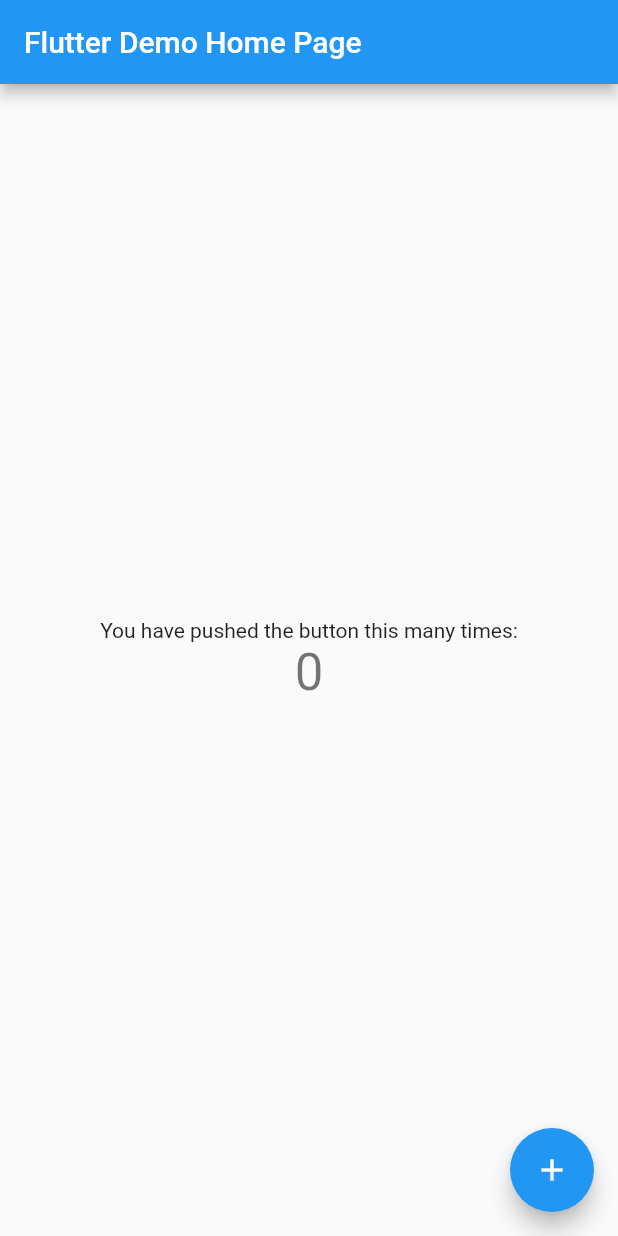
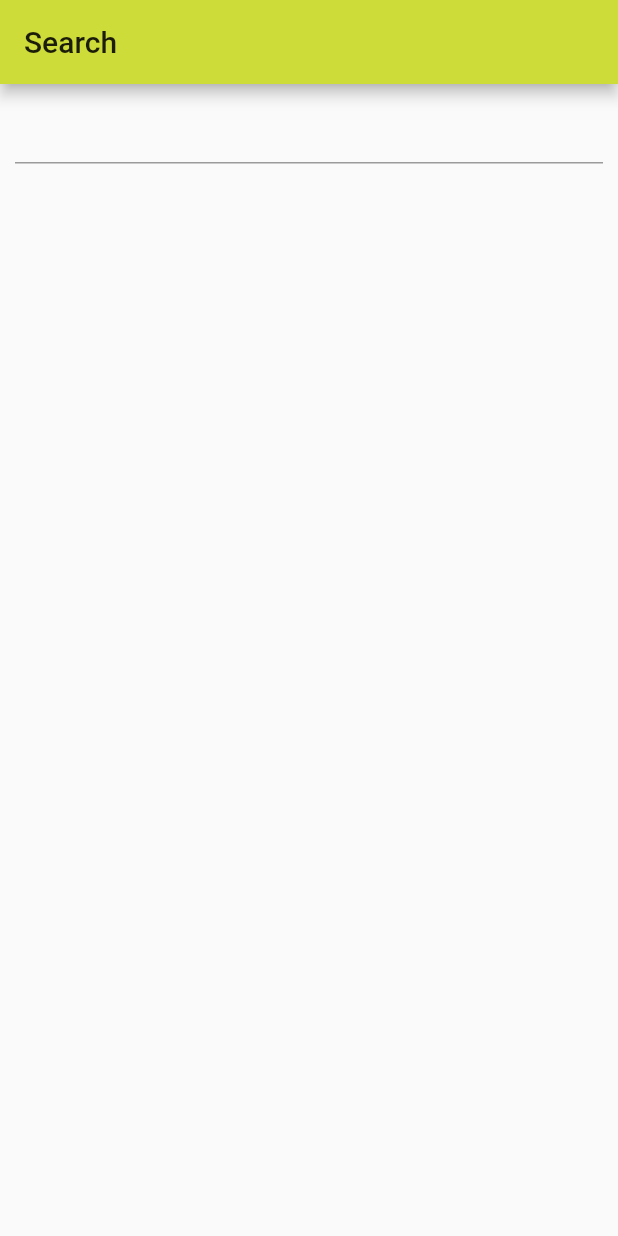
Before and after one commit to gianlucaparadise/lyrikator-mobapp, a Flutter app: the screen it shows after launch, on a phone screen of 412 x 824 dp. Run offline on Flutter 3.47's test engine with Material 2 defaults, Android fonts, the phone set to English and light mode, and no system bars.

Commit message:
Added simple searchbar

```diff
--- a/lib/main.dart
+++ b/lib/main.dart
@@ -1,111 +1,17 @@
 import 'package:flutter/material.dart';
+import 'package:lyrikator/routes/SearchRoute.dart';
 
 void main() => runApp(MyApp());
 
 class MyApp extends StatelessWidget {
-  // This widget is the root of your application.
   @override
   Widget build(BuildContext context) {
     return MaterialApp(
-      title: 'Flutter Demo',
+      title: 'Lyrikator',
       theme: ThemeData(
-        // This is the theme of your application.
-        //
-        // Try running your application with "flutter run". You'll see the
-        // application has a blue toolbar. Then, without quitting the app, try
-        // changing the primarySwatch below to Colors.green and then invoke
-        // "hot reload" (press "r" in the console where you ran "flutter run",
-        // or simply save your changes to "hot reload" in a Flutter IDE).
-        // Notice that the counter didn't reset back to zero; the application
-        // is not restarted.
-        primarySwatch: Colors.blue,
+        primarySwatch: Colors.lime,
       ),
-      home: MyHomePage(title: 'Flutter Demo Home Page'),
+      home: SearchRoute(),
     );
   }
 }
-
-class MyHomePage extends StatefulWidget {
-  MyHomePage({Key key, this.title}) : super(key: key);
-
-  // This widget is the home page of your application. It is stateful, meaning
-  // that it has a State object (defined below) that contains fields that affect
-  // how it looks.
-
-  // This class is the configuration for the state. It holds the values (in this
-  // case the title) provided by the parent (in this case the App widget) and
-  // used by the build method of the State. Fields in a Widget subclass are
-  // always marked "final".
-
-  final String title;
-
-  @override
-  _MyHomePageState createState() => _MyHomePageState();
-}
-
-class _MyHomePageState extends State<MyHomePage> {
-  int _counter = 0;
-
-  void _incrementCounter() {
-    setState(() {
-      // This call to setState tells the Flutter framework that something has
-      // changed in this State, which causes it to rerun the build method below
-      // so that the display can reflect the updated values. If we changed
-      // _counter without calling setState(), then the build method would not be
-      // called again, and so nothing would appear to happen.
-      _counter++;
-    });
-  }
-
-  @override
-  Widget build(BuildContext context) {
-    // This method is rerun every time setState is called, for instance as done
-    // by the _incrementCounter method above.
-    //
-    // The Flutter framework has been optimized to make rerunning build methods
-    // fast, so that you can just rebuild anything that needs updating rather
-    // than having to individually change instances of widgets.
-    return Scaffold(
-      appBar: AppBar(
-        // Here we take the value from the MyHomePage object that was created by
-        // the App.build method, and use it to set our appbar title.
-        title: Text(widget.title),
-      ),
-      body: Center(
-        // Center is a layout widget. It takes a single child and positions it
-        // in the middle of the parent.
-        child: Column(
-          // Column is also layout widget. It takes a list of children and
-          // arranges them vertically. By default, it sizes itself to fit its
-          // children horizontally, and tries to be as tall as its parent.
-          //
-          // Invoke "debug painting" (press "p" in the console, choose the
-          // "Toggle Debug Paint" action from the Flutter Inspector in Android
-          // Studio, or the "Toggle Debug Paint" command in Visual Studio Code)
-          // to see the wireframe for each widget.
-          //
-          // Column has various properties to control how it sizes itself and
-          // how it positions its children. Here we use mainAxisAlignment to
-          // center the children vertically; the main axis here is the vertical
-          // axis because Columns are vertical (the cross axis would be
-          // horizontal).
-          mainAxisAlignment: MainAxisAlignment.center,
-          children: <Widget>[
-            Text(
-              'You have pushed the button this many times:',
-            ),
-            Text(
-              '$_counter',
-              style: Theme.of(context).textTheme.display1,
-            ),
-          ],
-        ),
-      ),
-      floatingActionButton: FloatingActionButton(
-        onPressed: _incrementCounter,
-        tooltip: 'Increment',
-        child: Icon(Icons.add),
-      ), // This trailing comma makes auto-formatting nicer for build methods.
-    );
-  }
-}
--- /dev/null
+++ b/lib/routes/SearchRoute.dart
@@ -0,0 +1,27 @@
+import 'package:flutter/material.dart';
+
+class SearchRoute extends StatefulWidget {
+  @override
+  SearchRouteState createState() => SearchRouteState();
+}
+
+class SearchRouteState extends State<SearchRoute> {
+  _onSubmitted(String text) {
+    print(text);
+  }
+
+  @override
+  Widget build(BuildContext context) {
+    return Scaffold(
+      appBar: AppBar(
+        title: Text('Search'),
+      ),
+      body: Container(
+        padding: EdgeInsets.symmetric(horizontal: 10, vertical: 5),
+        child:  TextField(
+          onSubmitted: _onSubmitted,
+        ),
+      )
+    );
+  }
+}
```
Also changed, not shown: 2 other files.
